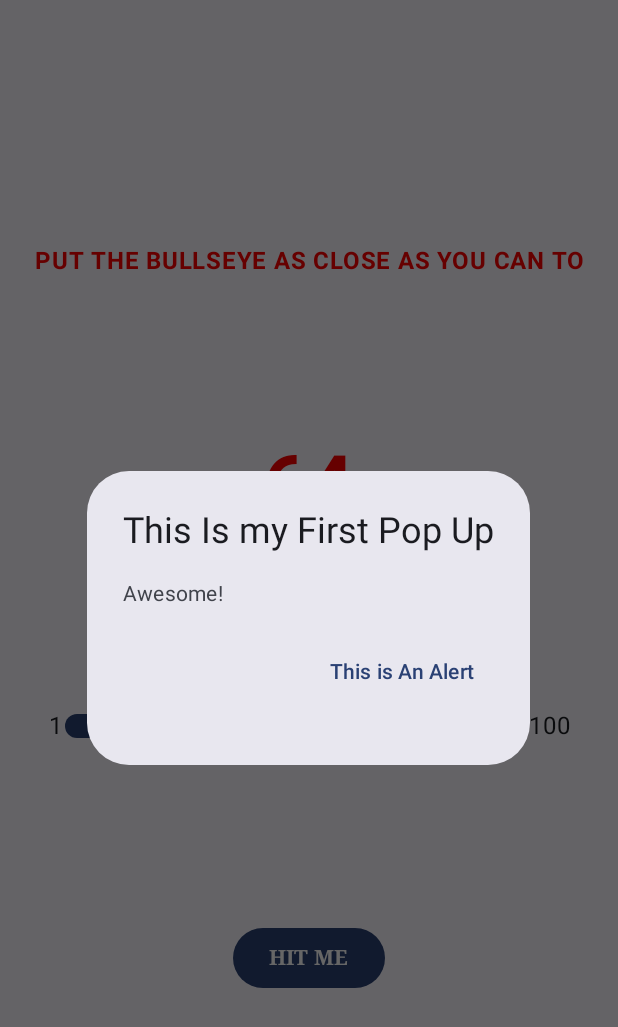
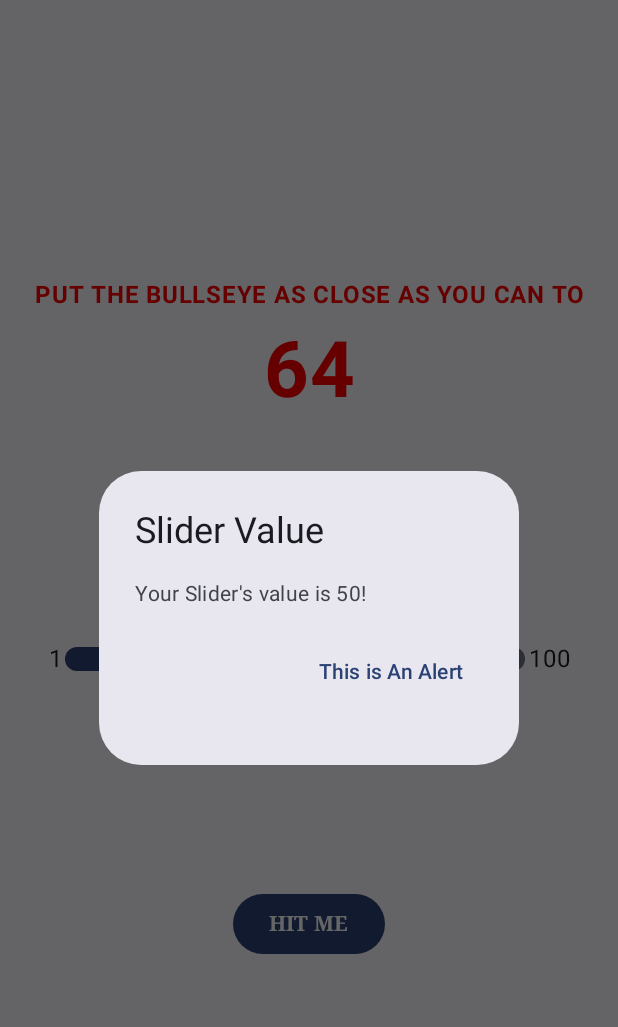
Before and after one commit to VolkPack/KoBullseye, an Android app built with Jetpack Compose: the screen it shows after launch (MainActivity), after a tap on "HIT ME", on a phone screen of 412 x 824 dp. Shown: the top 1027 px of the screen. Run offline under Robolectric (Android 15) with nearby library versions, the phone set to English and light mode, and no system bars.

Commit message:
Gamepromt Widget Added

```diff
--- /dev/null
+++ b/app/src/main/java/com/volks/kobullseye/GamePrompt.kt
@@ -0,0 +1,53 @@
+package com.volks.kobullseye
+
+import androidx.compose.foundation.layout.Arrangement
+import androidx.compose.foundation.layout.Column
+import androidx.compose.foundation.layout.padding
+import androidx.compose.material3.Text
+import androidx.compose.runtime.Composable
+import androidx.compose.ui.Alignment
+import androidx.compose.ui.Modifier
+import androidx.compose.ui.graphics.Color
+import androidx.compose.ui.res.stringResource
+import androidx.compose.ui.text.font.FontWeight
+import androidx.compose.ui.text.style.TextAlign
+import androidx.compose.ui.unit.dp
+import androidx.compose.ui.unit.sp
+
+@Composable
+fun GamePrompt(
+    modifier: Modifier = Modifier,
+    targetNumber: Int
+){
+
+    /**
+     * Instruction Text
+     **/
+    Column (
+        horizontalAlignment = Alignment.CenterHorizontally,
+        modifier = modifier
+
+    ){
+        Text(
+            stringResource(R.string.instruction_text),
+            fontWeight = FontWeight.Bold,
+            color = Color.Red,
+            textAlign = TextAlign.Center,
+        )
+        /**
+         * Target Value
+         **/
+        /**
+         * Target Value
+         **/
+        Text(
+
+            text = stringResource(R.string.target_value_text, targetNumber),
+            //text = targetNumber.toString(),
+            fontSize = 52.sp,
+            fontWeight = FontWeight.Bold,
+            color = Color.Red,
+            modifier = Modifier.padding(8.dp)
+        )
+    }
+}
--- a/app/src/main/java/com/volks/kobullseye/GameScreen.kt
+++ b/app/src/main/java/com/volks/kobullseye/GameScreen.kt
@@ -19,6 +19,7 @@ import androidx.compose.runtime.Composable
 import androidx.compose.runtime.getValue
 import androidx.compose.runtime.mutableStateOf
 import androidx.compose.runtime.remember
+import androidx.compose.runtime.saveable.rememberSaveable
 import androidx.compose.runtime.setValue
 import androidx.compose.ui.Alignment
 import androidx.compose.ui.Modifier
@@ -42,9 +43,11 @@ import kotlin.random.Random
 @Composable
 fun GameScreen() {
     var number = GenerateRandomNumber()
-    var alertIsVisible by remember { mutableStateOf(false) }
-    var sliderValue by remember { mutableStateOf(0.5f) }
+    var alertIsVisible by rememberSaveable { mutableStateOf(false) }
+    var sliderValue by rememberSaveable { mutableStateOf(0.5f) }
     var num by remember { mutableStateOf(Random.nextInt(100)) }
+    val sliderToInt = (sliderValue *100).toInt()
+
     Column(
         horizontalAlignment = Alignment.CenterHorizontally,
         verticalArrangement = Arrangement.Center,
@@ -58,27 +61,8 @@ fun GameScreen() {
             verticalArrangement = Arrangement.SpaceEvenly,
             modifier = Modifier.weight(9f)
         ) {
-            /**
-             * Instruction Text
-             **/
-            Text(
-                stringResource(R.string.instruction_text),
-                fontWeight = FontWeight.Bold,
-                color = Color.Red,
-                textAlign = TextAlign.Center,
-            )
-            /**
-             * Target Value
-             **/
-            Text(
 
-                //text = stringResource(R.string.target_value_text),
-                text = num.toString(),
-                fontSize = 52.sp,
-                fontWeight = FontWeight.Bold,
-                color = Color.Red
-            )
-
+            GamePrompt(targetNumber = num)
             TargetSlider(
                 value = sliderValue,
                 valueChanged = {value ->
@@ -104,7 +88,8 @@ fun GameScreen() {
 
         if (alertIsVisible) {
             ResultDialog(
-                hideDialog = {alertIsVisible=false}
+                hideDialog = {alertIsVisible=false},
+                sliderValue = sliderToInt
             )
 
         }
--- a/app/src/main/java/com/volks/kobullseye/ResultDialogue.kt
+++ b/app/src/main/java/com/volks/kobullseye/ResultDialogue.kt
@@ -11,6 +11,7 @@ import androidx.compose.ui.res.stringResource
 @Composable
 fun ResultDialog(
     hideDialog: () -> Unit,
+    sliderValue: Int,
     modifier: Modifier = Modifier
 ) {
     AlertDialog(
@@ -27,6 +28,7 @@ fun ResultDialog(
             }
         },
         title = { Text(stringResource(id = R.string.result_dialog_title)) },
-        text = { Text(stringResource(id = R.string.result_dialog_message)) }
+        text = { Text(stringResource(id = R.string.result_dialog_message, sliderValue)) }
+       //text = { Text(text = "Slider Value is $sliderValue")}
     )
 }
--- a/app/src/main/res/values/strings.xml
+++ b/app/src/main/res/values/strings.xml
@@ -4,8 +4,8 @@
     <string name="min_slider_value">1</string>
     <string name="max_slider_value">100</string>
     <string name="hit_me_button_text">HIT ME</string>
-    <string name="target_value_text">89</string>
+    <string name="target_value_text">%1$d</string>
     <string name="result_dialog_button_text">This is An Alert\n</string>
-    <string name="result_dialog_title">This Is my First Pop Up</string>
-    <string name="result_dialog_message">Awesome!</string>
+    <string name="result_dialog_title">Slider Value </string>
+    <string name="result_dialog_message">Your Slider\'s value is %1$d!</string>
 </resources>
```
